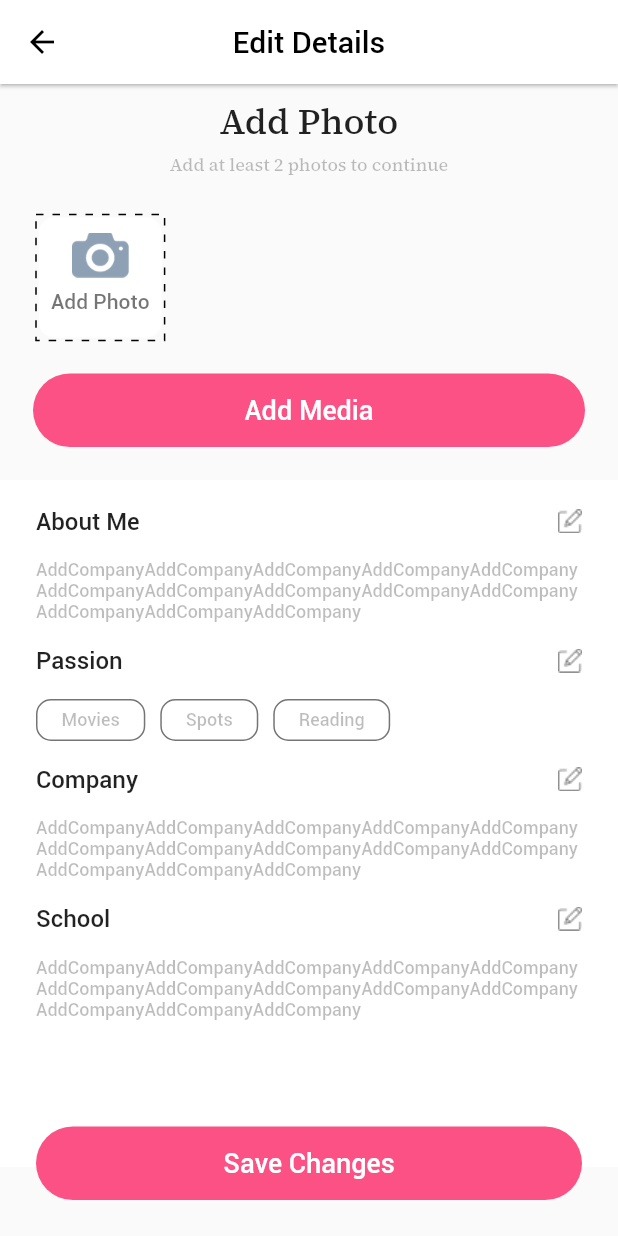
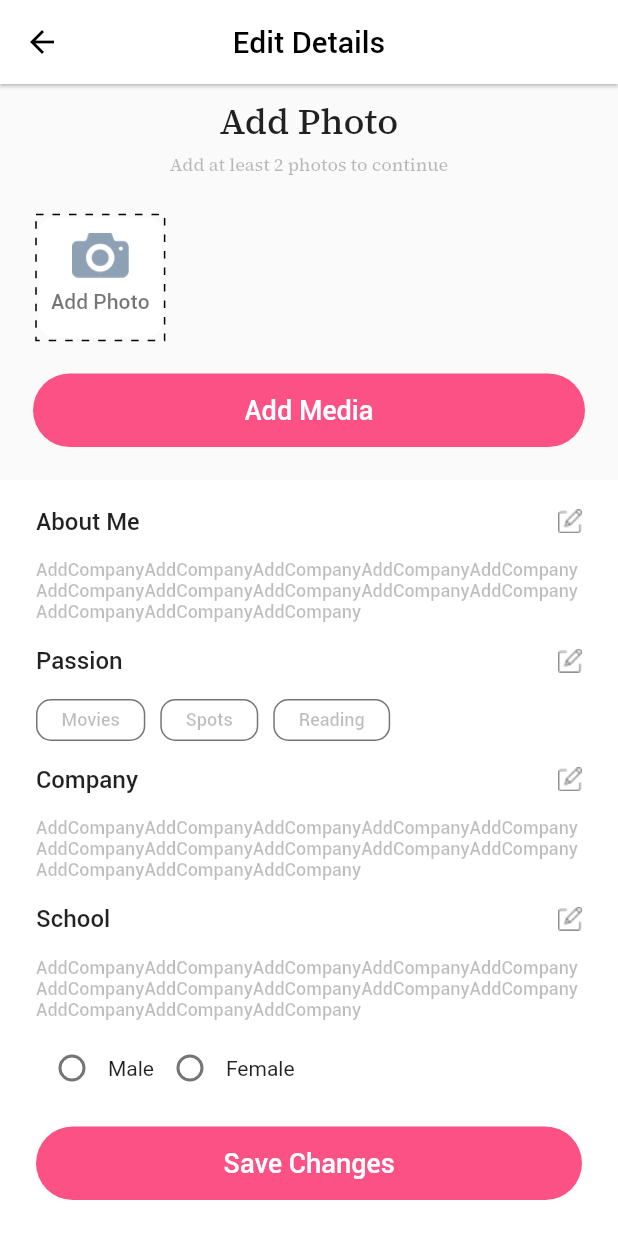
Before and after one commit to jagadeeshpodilapu/daytte, a Flutter app: the screen it shows after launch, after a tap on "Add Photo", on a phone screen of 412 x 824 dp. Run offline on Flutter 3.47's test engine with Material 2 defaults, Android fonts, the phone set to English and light mode, and no system bars; drawn by our look-alikes of dotted_border; our stand-ins replace dio, eva_icons_flutter, flutter_svg, geolocator, get, get_storage and 7 more; accounts and stored records are empty; network calls fail.

Commit message:
image Selector from edit details

```diff
--- a/lib/controllers/edit_details/edit_details_controller.dart
+++ b/lib/controllers/edit_details/edit_details_controller.dart
@@ -1,52 +1,56 @@
-import 'package:multi_image_picker2/multi_image_picker2.dart';
+import 'dart:io';
 
-import '../../view/screens/editdetails/edit_details.dart';
 import 'package:get/get.dart';
 import 'package:image_picker/image_picker.dart';
 
+import '../../view/screens/editdetails/edit_details.dart';
+
 class EditDetailsController extends GetxController {
   SingingCharacter? character = SingingCharacter.male;
-  List<Asset> pickedImages = <Asset>[];
-  String _error = 'No Error Dectected';
-  List<XFile> images = [];
 
-  //final controller = Get.put(SelectImagesController());
+  final ImagePicker _picker = ImagePicker();
   String groupValue = 'male';
-
-  Future getImageFromCamera() async {
-    var image = await getImageFromCamera();
-    images.add(image);
-  }
+  List<XFile>? imageFileList;
 
   void handleGenderChange(String? value) {
     groupValue = value!;
+    update();
   }
 
-  Future<void> loadAssets() async {
-    List<Asset> resultList = <Asset>[];
-    String error = 'No Error Detected';
+  List<File> pickedImages = [];
+  File? imageStore;
 
-    try {
-      resultList = await MultiImagePicker.pickImages(
-        maxImages: 300,
-        enableCamera: true,
-        selectedAssets: pickedImages,
-        cupertinoOptions: CupertinoOptions(
-          takePhotoIcon: "chat",
-          doneButtonTitle: "Fatto",
-        ),
-        materialOptions: MaterialOptions(
-          actionBarColor: "#abcdef",
-          actionBarTitle: "Example App",
-          allViewTitle: "All Photos",
-          useDetailsView: false,
-          selectCircleStrokeColor: "#000000",
-        ),
-      );
-    } on Exception catch (e) {
-      error = e.toString();
+//Pick an image
+  openGallery() async {
+    XFile? image = await _picker.pickImage(
+        maxHeight: 100,
+        maxWidth: 100,
+        imageQuality: 100,
+        source: ImageSource.gallery);
+    if (image != null) {
+      imageStore = File(image.path);
+      pickedImages.add(imageStore!);
     }
-    pickedImages = resultList;
+    update();
+  }
+
+  // Capture a photo
+  openCamera() async {
+    XFile? image = await _picker.pickImage(
+        maxHeight: 100,
+        maxWidth: 100,
+        imageQuality: 100,
+        source: ImageSource.camera);
+    if (image != null) {
+      imageStore = File(image.path);
+      pickedImages.add(imageStore!);
+    }
+
+    update();
+  }
+
+  removeImage(File item) {
+    pickedImages.remove(item);
     update();
   }
 }
--- a/lib/view/screens/chatlist/chat_list.dart
+++ b/lib/view/screens/chatlist/chat_list.dart
@@ -13,7 +13,8 @@ class ChatList extends StatelessWidget {
         preferredSize: const Size.fromHeight(120.0),
         child: SafeArea(
           child: GetBuilder<ChatListController>(
-            builder:(controller) => Column(
+            init: ChatListController(),
+            builder: (controller) => Column(
               children: [
                 Row(
                   children: [
--- a/lib/view/screens/editdetails/edit_details.dart
+++ b/lib/view/screens/editdetails/edit_details.dart
@@ -1,9 +1,10 @@
+import 'dart:io';
+
 import 'package:dotted_border/dotted_border.dart';
 import 'package:flutter/material.dart';
 import 'package:get/get.dart';
 import 'package:google_fonts/google_fonts.dart';
 
-import '../../../consts/image_constants.dart';
 import '../../../controllers/edit_details/edit_details_controller.dart';
 import '../../../routes/app_routes.dart';
 
@@ -29,8 +30,7 @@ class EditDetails extends StatelessWidget {
           centerTitle: true,
           backgroundColor: Colors.white,
         ),
-        body: Stack(
-          children: [
+        body: Stack(children: [
           ListView(
             children: [
               Center(
@@ -41,8 +41,7 @@ class EditDetails extends StatelessWidget {
                       child: Text("Add Photo",
                           style: GoogleFonts.sourceSerifPro(
                               textStyle: TextStyle(
-                                    fontWeight: FontWeight.w500,
-                                    fontSize: 24)))),
+                                  fontWeight: FontWeight.w500, fontSize: 24)))),
                   Padding(
                     padding: EdgeInsets.only(top: 5, bottom: 25),
                     child: Text(
@@ -56,72 +55,47 @@ class EditDetails extends StatelessWidget {
                   ),
                 ],
               )),
-                Padding(
-                  padding: EdgeInsets.only(left: 24.0),
-                  child: Wrap(
-                    spacing: 10,
-                    children: [
-                      InkWell(
-                          onTap: () {
-                            controller.loadAssets(); //  getImageFromCamera();
-                          },
-                          child: DottedBorder(
-                            dashPattern: [5, 6],
-                            child: Container(
-                              height: 80,
-                              // width: 80,
-                              decoration: BoxDecoration(
-                                  color: Colors.white,
-                                  borderRadius: BorderRadius.circular(10)),
-                              child: Column(
-                                children: [
-                                  Padding(
-                                    padding: const EdgeInsets.only(top: 10.0),
-                                    child: Image.asset('assets/icons/Photo.png',
-                                        width: 45, height: 30),
-                                  ),
-                                  Padding(
-                                    padding: const EdgeInsets.all(8.0),
-                                    child: Text("Add Photo",
-                                        style: TextStyle(
-                                            fontWeight: FontWeight.w500,
-                                            fontSize: 14,
-                                            color: Colors.black54)),
-                                  ),
-                                ],
-                              ),
-                            ),
-                          )),
-                      for (var item in controller.images)
-                        Stack(
-                          clipBehavior: Clip.none,
-                          children: [
-                            Container(
+              // controller.imageStore == null
+              //     ?
+              buildPaddingAdd(controller, context),
+              //:SizedBox(),
+              // controller.imageStore != null
+              //     ?
+              // Wrap(
+              //         children: [
+              //           buildPaddingAdd(controller, context),
+              //           for (var index=0;index< controller.pickedImages.length;index++)
+              //             Padding(
+              //                 padding: const EdgeInsets.all(8.0),
+              //                 child: Image.file(File(controller.pickedImages[index].path)))
+              //         ],
+              //       ): SizedBox(),
+
+              // children: List.generate(controller.pickedImages.length, (index) {
+              //   Asset asset = controller.pickedImages[index];
+              //   return Container(
+              //     height: 60,
+              //     width: 40,
+              //     child: AssetThumb(
+              //       asset: asset,
+              //       width: 60,
+              //       height: 60,
+              //       quality: 50,
+              //     ),
+              //   );
+              // }),
+              /*ListView.builder(
+                      itemCount: controller.pickedImages.length,
+                      itemBuilder: (context, index) => Image.asset(
+                            "${controller.pickedImages[index]}",
                             height: 80,
                             width: 80,
-                              child: Image.asset(ImageConstants.daytte_logo),
-                            ),
-                            Positioned(
-                              right: -7,
-                              top: -7,
-                              child: InkWell(
+                          ))*/
+              GestureDetector(
                 onTap: () {
-                                  controller.images.remove(item);
+                  if (controller.pickedImages.length >= 2) {}
                 },
-                                child: Container(
-                                  decoration: BoxDecoration(
-                                      shape: BoxShape.circle,
-                                      color: Colors.white),
-                                  child: Icon(Icons.clear),
-                                ),
-                              ),
-                            )
-                          ],
-                        ),
-                    ],
-                  ),
-                ),
-                Padding(
+                child: Padding(
                   padding: EdgeInsets.all(22.0),
                   child: Container(
                     decoration: BoxDecoration(
@@ -139,13 +113,13 @@ class EditDetails extends StatelessWidget {
                     ),
                   ),
                 ),
+              ),
               Container(
                 decoration: BoxDecoration(
                     color: Colors.white,
                     boxShadow: [BoxShadow(color: Colors.black26)]),
                 child: Padding(
-                    padding:
-                        EdgeInsets.symmetric(horizontal: 24.0, vertical: 10),
+                  padding: EdgeInsets.symmetric(horizontal: 24.0, vertical: 10),
                   child: Column(
                     children: [
                       Column(
@@ -206,8 +180,7 @@ class EditDetails extends StatelessWidget {
                               children: [
                                 Wrap(
                                   spacing: 10,
-                                    crossAxisAlignment:
-                                        WrapCrossAlignment.start,
+                                  crossAxisAlignment: WrapCrossAlignment.start,
                                   children: [
                                     Container(
                                       decoration: BoxDecoration(
@@ -335,7 +308,7 @@ class EditDetails extends StatelessWidget {
                           ),
                         ],
                       ),
-                        /*  Row(
+                      Row(
                         children: <Widget>[
                           Radio<String>(
                             value: "Male",
@@ -352,7 +325,7 @@ class EditDetails extends StatelessWidget {
                           ),
                           Text("Female"),
                         ],
-                        ), */
+                      ),
                       SizedBox(
                         height: 80,
                       ),
@@ -363,7 +336,11 @@ class EditDetails extends StatelessWidget {
             ],
           ),
           GestureDetector(
-              onTap: () => Get.toNamed(AppRoutes.HOMEVIEW),
+            onTap: () {
+              if (controller.pickedImages.length >= 2) {
+                Get.toNamed(AppRoutes.HOMEVIEW);
+              }
+            },
             child: Column(
               mainAxisAlignment: MainAxisAlignment.end,
               children: [
@@ -388,8 +365,83 @@ class EditDetails extends StatelessWidget {
               ],
             ),
           ),
+        ]),
+      ),
+    );
+  }
+
+  Padding buildPaddingAdd(
+      EditDetailsController controller, BuildContext context) {
+    return Padding(
+      padding: EdgeInsets.only(left: 24.0),
+      child: Wrap(
+        spacing: 10,
+        children: [
+          InkWell(
+              onTap: () {
+                controller.openGallery();
+              },
+              child: DottedBorder(
+                dashPattern: [5, 6],
+                child: Container(
+                  height: 80,
+                  // width: 80,
+                  decoration: BoxDecoration(
+                      color: Colors.white,
+                      borderRadius: BorderRadius.circular(10)),
+                  child: Column(
+                    children: [
+                      Padding(
+                        padding: const EdgeInsets.only(top: 10.0),
+                        child: Image.asset('assets/icons/Photo.png',
+                            width: 45, height: 30),
+                      ),
+                      Padding(
+                        padding: const EdgeInsets.all(8.0),
+                        child: Text("Add Photo",
+                            style: TextStyle(
+                                fontWeight: FontWeight.w500,
+                                fontSize: 14,
+                                color: Colors.black54)),
+                      ),
                     ],
                   ),
+                ),
+              )),
+          for (var item in controller.pickedImages)
+            Padding(
+              padding: const EdgeInsets.only(bottom: 15.0),
+              child: ClipRRect(
+                borderRadius: BorderRadius.circular(5.0),
+                child: Stack(
+                  clipBehavior: Clip.none,
+                  children: [
+                    Container(
+                        height: 80,
+                        width: 80,
+                        child: Image.file(
+                          File(item.path),
+                          fit: BoxFit.cover,
+                        )),
+                    Positioned(
+                      right: -7,
+                      top: -7,
+                      child: InkWell(
+                        onTap: () {
+                          controller.removeImage(item);
+                        },
+                        child: Container(
+                          decoration: BoxDecoration(
+                              shape: BoxShape.circle, color: Colors.white),
+                          child: Icon(Icons.clear),
+                        ),
+                      ),
+                    )
+                  ],
+                ),
+              ),
+            ),
+        ],
       ),
     );
   }
--- a/pubspec.yaml
+++ b/pubspec.yaml
@@ -20,15 +20,14 @@ dependencies:
   eva_icons_flutter: ^3.0.2
   intl:
   pin_code_fields:
-  image_picker: ^0.8.4+1
   story_view: ^0.13.1
   swipe_cards: ^0.1.0
   group_button: ^3.1.0
   flutter_svg: ^0.22.0
-  multi_image_picker2: ^5.0.2
   flutter_custom_clippers: ^2.0.0
   dotted_border: ^2.0.0+1
   google_fonts: ^2.1.0
+  image_picker: ^0.8.4+3
   dio: ^4.0.0
   get_storage: ^2.0.3
   getwidget: ^2.0.4
```
Also changed, not shown: pubspec.lock. Lines whose indentation alone changed are shown as unchanged.
